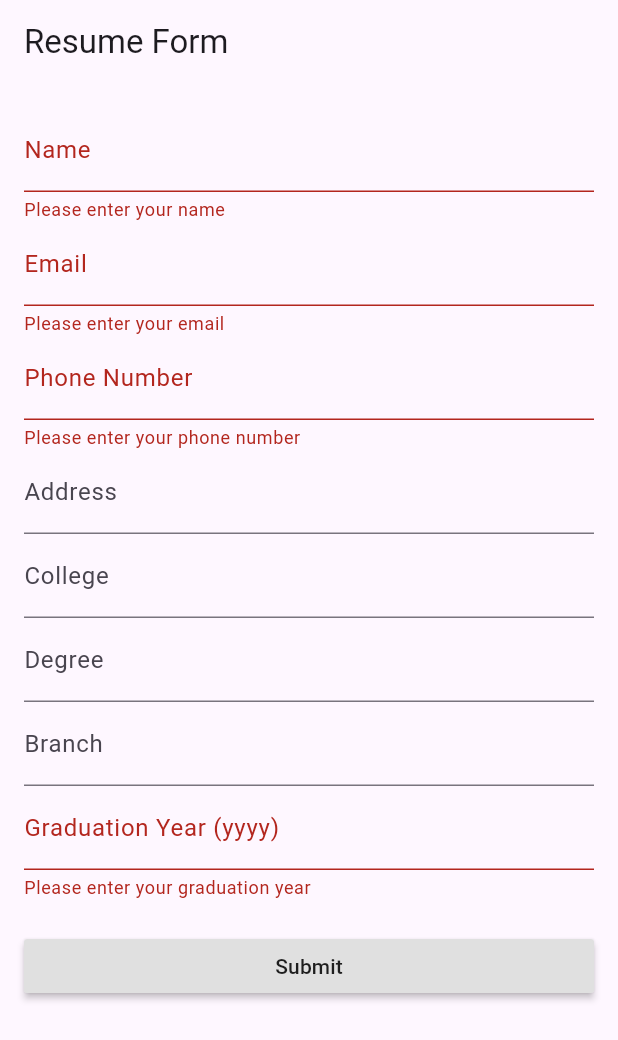
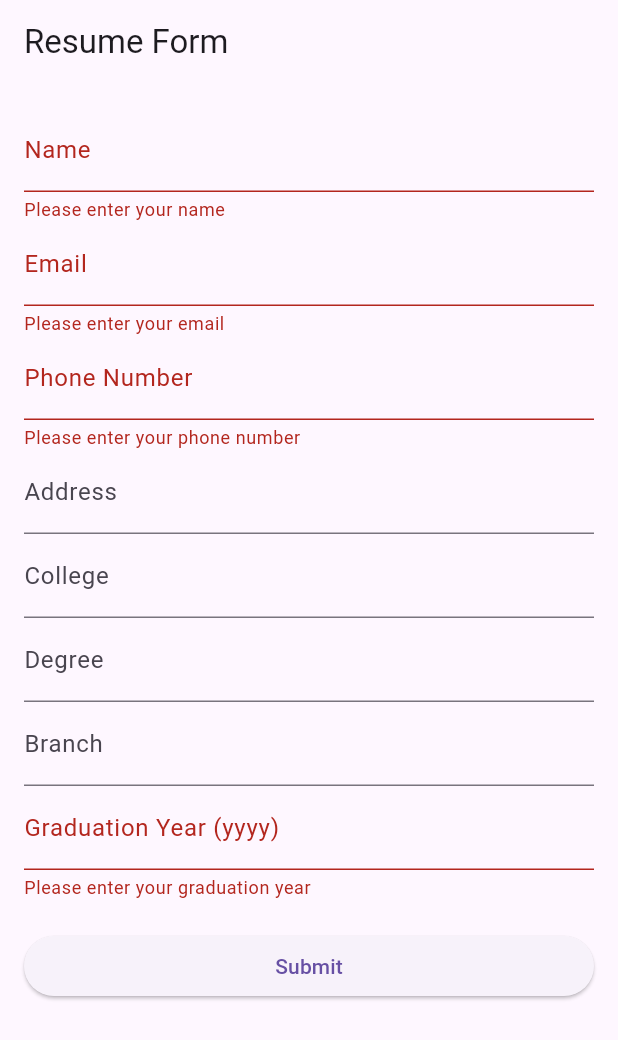
Before and after one commit to BugRuster/todo, a Flutter app: the ResumeFormPage screen opened directly, after a tap on "Submit", on a phone screen of 412 x 824 dp. Shown: the top 1040 px of the screen. Run offline on Flutter 3.47's test engine with Material 3 defaults, Android fonts, the phone set to English and light mode, and no system bars; our stand-ins replace get, pin_code_fields.

Commit message:
Resume form 1 Added

```diff
--- a/lib/AppScreensMain/ResumeMaking.dart
+++ b/lib/AppScreensMain/ResumeMaking.dart
@@ -26,14 +26,14 @@ class _ResumeFormPageState extends State<ResumeFormPage> {
   final _formKey = GlobalKey<FormState>();
 
   // Variables to store form values
-  String _name = '';
-  String _email = '';
-  String _phoneNumber = '';
-  String _address = '';
-  String _college = '';
-  String _degree = '';
-  String _branch = '';
-  String _graduationYear = '';
+  String? _name;
+  String? _email;
+  String? _phoneNumber;
+  String? _address;
+  String? _college;
+  String? _degree;
+  String? _branch;
+  String? _graduationYear;
 
   @override
   Widget build(BuildContext context) {
@@ -50,7 +50,7 @@ class _ResumeFormPageState extends State<ResumeFormPage> {
               TextFormField(
                 decoration: InputDecoration(labelText: 'Name'),
                 validator: (value) {
-                  if (value.isEmpty) {
+                  if (value?.isEmpty ?? true) {
                     return 'Please enter your name';
                   }
                   return null;
@@ -62,7 +62,7 @@ class _ResumeFormPageState extends State<ResumeFormPage> {
               TextFormField(
                 decoration: InputDecoration(labelText: 'Email'),
                 validator: (value) {
-                  if (value.isEmpty) {
+                  if (value?.isEmpty ?? true) {
                     return 'Please enter your email';
                   }
                   // Add email format validation if needed
@@ -75,7 +75,7 @@ class _ResumeFormPageState extends State<ResumeFormPage> {
               TextFormField(
                 decoration: InputDecoration(labelText: 'Phone Number'),
                 validator: (value) {
-                  if (value.isEmpty) {
+                  if (value?.isEmpty ?? true) {
                     return 'Please enter your phone number';
                   }
                   // Add phone number format validation if needed
@@ -113,7 +113,7 @@ class _ResumeFormPageState extends State<ResumeFormPage> {
                 decoration:
                 InputDecoration(labelText: 'Graduation Year (yyyy)'),
                 validator: (value) {
-                  if (value.isEmpty) {
+                  if (value?.isEmpty ?? true) {
                     return 'Please enter your graduation year';
                   }
                   // Add graduation year format validation if needed
@@ -124,10 +124,10 @@ class _ResumeFormPageState extends State<ResumeFormPage> {
                 },
               ),
               SizedBox(height: 20),
-              RaisedButton(
+              ElevatedButton(
                 onPressed: () {
-                  if (_formKey.currentState.validate()) {
-                    _formKey.currentState.save();
+                  if (_formKey.currentState?.validate() ?? false) {
+                    _formKey.currentState?.save();
                     // Process the form data here (e.g., save to database)
                     // Display a confirmation message or navigate to the next screen
                     showDialog(
@@ -143,7 +143,7 @@ class _ResumeFormPageState extends State<ResumeFormPage> {
                             ),
                           ),
                           actions: <Widget>[
-                            FlatButton(
+                            TextButton(
                               child: Text('OK'),
                               onPressed: () {
                                 Navigator.of(context).pop();
```
Also changed, not shown: lib/AppScreensMain/HomeScreen.dart (+20 -5 lines).
